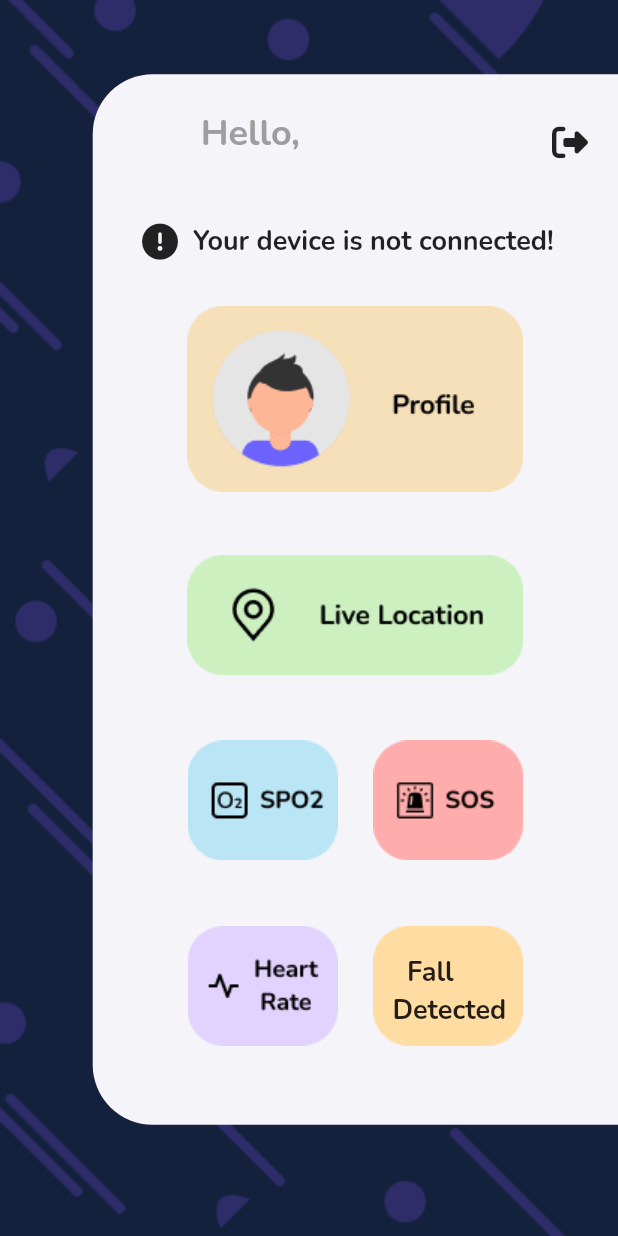
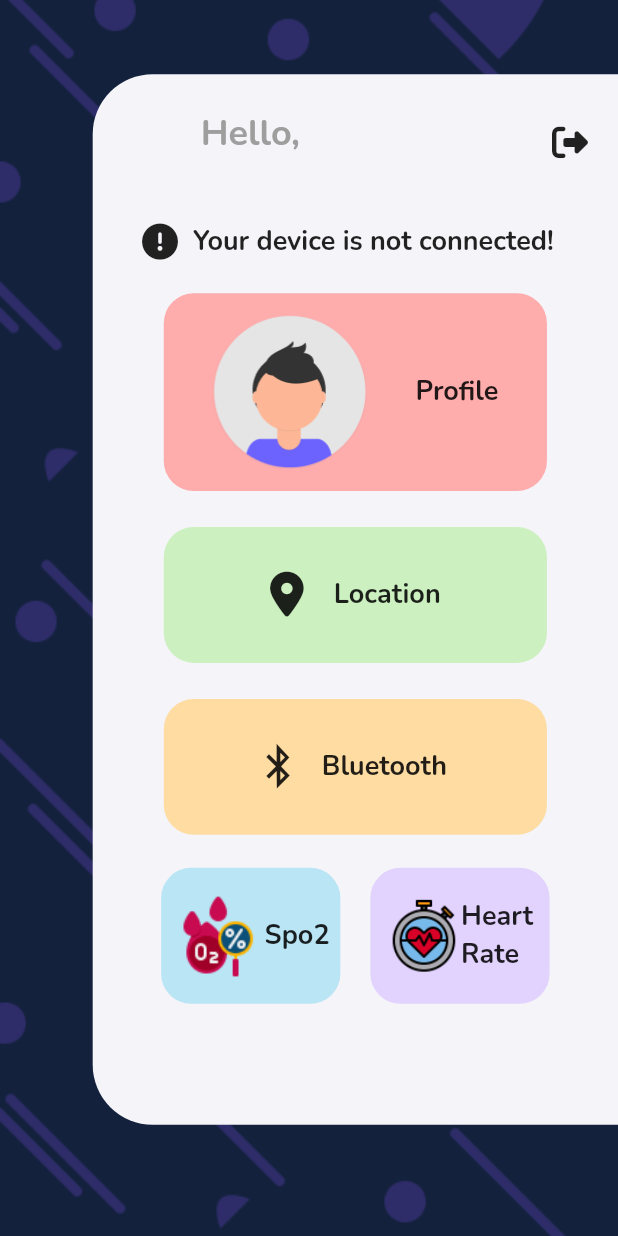
Before and after one commit to Baluds/Smart-watch, a Flutter app: the screen it shows once a user with an empty profile is signed in, on a phone screen of 412 x 824 dp. Run offline on Flutter 3.47's test engine with Material 2 defaults, Android fonts, the phone set to English and light mode, and no system bars; our stand-ins replace cloud_firestore, dropdown_button2, firebase_auth, firebase_core, flutter_bluetooth_serial, fluttertoast and 4 more; missing offline and left inert: flutter_background, geocode; accounts and stored records are empty.

Commit message:
Homepg: UI changes done

```diff
--- a/lib/ui/pages/home.dart
+++ b/lib/ui/pages/home.dart
@@ -120,33 +120,16 @@ class _HomepgState extends State<Homepg> {
                             const FaIcon(FontAwesomeIcons.circleExclamation),
                             Container(
                               margin: const EdgeInsets.all(10),
-                              child: Material(
-                                color: Colors.transparent,
-                                child: InkResponse(
-                                  highlightColor: const Color(0xffFFC76C),
-                                  onTap: () async {
-                                    await Navigator.push(
-                                      context,
-                                      MaterialPageRoute(
-                                        builder: (BuildContext context) =>
-                                            Devicepg(
-                                          userDocument: userDocument,
-                                        ),
-                                      ),
-                                    );
-                                  },
                               child: Consumer<Model>(
-                                    builder: (context, blueProvider, child) =>
-                                        Text(
+                                builder: (context, blueProvider, child) => Text(
                                   (blueProvider.connection != null &&
-                                              blueProvider.bluetoothEnabled ==
-                                                  true)
+                                          blueProvider.bluetoothEnabled == true)
                                       ? "${blueProvider.device!.name} is connected!"
                                       : "Your device is not connected!",
                                   style: GoogleFonts.nunito(
                                     textStyle: const TextStyle(
                                       fontSize: 18,
-                                              fontWeight: FontWeight.w700)),
+                                      fontWeight: FontWeight.w700,
                                     ),
                                   ),
                                 ),
@@ -155,10 +138,30 @@ class _HomepgState extends State<Homepg> {
                           ],
                         ),
                         Menu(
-                          width: MediaQuery.of(context).size.width * 0.6,
-                          height: MediaQuery.of(context).size.height * 0.2,
-                          imageName: "assets/images/Profile.png",
+                          width: MediaQuery.of(context).size.width * 0.62,
+                          height: MediaQuery.of(context).size.height * 0.16,
+                          menuColor: const Color(0xFFFFACAC),
                           multiple: 1,
+                          childWidget: Row(
+                            mainAxisAlignment: MainAxisAlignment.spaceEvenly,
+                            children: [
+                              Image.asset(
+                                'assets/images/profile_pic.png',
+                                width: MediaQuery.of(context).size.width * 0.25,
+                                height:
+                                    MediaQuery.of(context).size.height * 0.25,
+                              ),
+                              Text(
+                                'Profile',
+                                style: GoogleFonts.nunito(
+                                  textStyle: const TextStyle(
+                                    fontSize: 18,
+                                    fontWeight: FontWeight.w700,
+                                  ),
+                                ),
+                              ),
+                            ],
+                          ),
                           callback: () async {
                             Navigator.push(
                               context,
@@ -171,10 +174,31 @@ class _HomepgState extends State<Homepg> {
                           },
                         ),
                         Menu(
-                          width: MediaQuery.of(context).size.width * 0.6,
-                          height: MediaQuery.of(context).size.height * 0.15,
-                          imageName: "assets/images/location.png",
+                          width: MediaQuery.of(context).size.width * 0.62,
+                          height: MediaQuery.of(context).size.height * 0.11,
+                          menuColor: const Color(0xFFCCF0C0),
                           multiple: 1,
+                          childWidget: Row(
+                            mainAxisAlignment: MainAxisAlignment.center,
+                            children: [
+                              Container(
+                                margin: const EdgeInsets.only(right: 20),
+                                child: const FaIcon(
+                                  FontAwesomeIcons.locationDot,
+                                  size: 30,
+                                ),
+                              ),
+                              Text(
+                                'Location',
+                                style: GoogleFonts.nunito(
+                                  textStyle: const TextStyle(
+                                    fontSize: 18,
+                                    fontWeight: FontWeight.w700,
+                                  ),
+                                ),
+                              ),
+                            ],
+                          ),
                           callback: () {
                             Navigator.push(
                               context,
@@ -186,14 +210,72 @@ class _HomepgState extends State<Homepg> {
                             );
                           },
                         ),
+                        Menu(
+                          width: MediaQuery.of(context).size.width * 0.62,
+                          height: MediaQuery.of(context).size.height * 0.11,
+                          menuColor: const Color(0xFFFFDCA2),
+                          multiple: 1,
+                          childWidget: Row(
+                            mainAxisAlignment: MainAxisAlignment.center,
+                            children: [
+                              Container(
+                                margin: const EdgeInsets.only(right: 20),
+                                child: const FaIcon(
+                                  FontAwesomeIcons.bluetoothB,
+                                  size: 30,
+                                ),
+                              ),
+                              Text(
+                                'Bluetooth',
+                                style: GoogleFonts.nunito(
+                                  textStyle: const TextStyle(
+                                    fontSize: 18,
+                                    fontWeight: FontWeight.w700,
+                                  ),
+                                ),
+                              ),
+                            ],
+                          ),
+                          callback: () {
+                            Navigator.push(
+                              context,
+                              MaterialPageRoute(
+                                builder: (BuildContext context) => Devicepg(
+                                  userDocument: userDocument,
+                                ),
+                              ),
+                            );
+                          },
+                        ),
                         Row(
                           mainAxisAlignment: MainAxisAlignment.center,
                           children: [
                             Menu(
-                              width: MediaQuery.of(context).size.width * 0.3,
-                              height: MediaQuery.of(context).size.height * 0.15,
-                              imageName: "assets/images/SPO2.png",
+                              width: MediaQuery.of(context).size.width * 0.29,
+                              height: MediaQuery.of(context).size.height * 0.11,
+                              menuColor: const Color(0xFFBAE5F5),
                               multiple: 2,
+                              childWidget: Row(
+                                mainAxisAlignment: MainAxisAlignment.center,
+                                children: [
+                                  Image.asset(
+                                    'assets/images/spo21.png',
+                                    width: MediaQuery.of(context).size.width *
+                                        0.15,
+                                    height: MediaQuery.of(context).size.height *
+                                        0.5,
+                                  ),
+                                  Text(
+                                    'Spo2',
+                                    style: GoogleFonts.nunito(
+                                      textStyle: const TextStyle(
+                                        fontSize: 18,
+                                        fontWeight: FontWeight.w700,
+                                      ),
+                                    ),
+                                  ),
+                                ],
+                              ),
                               callback: () {
                                 Navigator.push(
                                     context,
@@ -205,23 +287,33 @@ class _HomepgState extends State<Homepg> {
                               },
                             ),
                             Menu(
-                              width: MediaQuery.of(context).size.width * 0.3,
-                              height: MediaQuery.of(context).size.height * 0.15,
-                              imageName: "assets/images/SOS.png",
+                                width: MediaQuery.of(context).size.width * 0.29,
+                                height:
+                                    MediaQuery.of(context).size.height * 0.11,
+                                menuColor: const Color(0xFFE2D3FE),
                                 multiple: 3,
-                              callback: () {},
+                                childWidget: Row(
+                                  mainAxisAlignment: MainAxisAlignment.center,
+                                  children: [
+                                    Image.asset(
+                                      'assets/images/heart.png',
+                                      width: MediaQuery.of(context).size.width *
+                                          0.12,
+                                      height:
+                                          MediaQuery.of(context).size.height *
+                                              0.12,
+                                    ),
+                                    Text(
+                                      'Heart\nRate',
+                                      style: GoogleFonts.nunito(
+                                        textStyle: const TextStyle(
+                                          fontSize: 18,
+                                          fontWeight: FontWeight.w700,
+                                        ),
+                                      ),
                                     ),
                                   ],
                                 ),
-                        Row(
-                          mainAxisAlignment: MainAxisAlignment.center,
-                          children: [
-                            Menu(
-                                width: MediaQuery.of(context).size.width * 0.3,
-                                height:
-                                    MediaQuery.of(context).size.height * 0.15,
-                                imageName: "assets/images/heart_rate.png",
-                                multiple: 2,
                                 callback: () {
                                   Navigator.push(
                                     context,
@@ -233,37 +325,6 @@ class _HomepgState extends State<Homepg> {
                                     ),
                                   );
                                 }),
-                            Stack(
-                              children: [
-                                Menu(
-                                  width:
-                                      MediaQuery.of(context).size.width * 0.3,
-                                  height:
-                                      MediaQuery.of(context).size.height * 0.15,
-                                  imageName: "assets/images/fall.png",
-                                  multiple: 3,
-                                  callback: () =>
-                                      fallDialog(context, userDocument),
-                                ),
-                                Positioned(
-                                  bottom:
-                                      MediaQuery.of(context).size.height * 0.04,
-                                  left:
-                                      MediaQuery.of(context).size.width * 0.06,
-                                  child: InkResponse(
-                                    onTap: () =>
-                                        fallDialog(context, userDocument),
-                                    child: Text(
-                                      '  Fall\nDetected',
-                                      style: GoogleFonts.nunito(
-                                        fontSize: 18,
-                                        fontWeight: FontWeight.w700,
-                                      ),
-                                    ),
-                                  ),
-                                )
-                              ],
-                            ),
                           ],
                         ),
                       ],
--- a/lib/widgets/menu.dart
+++ b/lib/widgets/menu.dart
@@ -4,23 +4,25 @@ class Menu extends StatelessWidget {
   const Menu({
     required this.width,
     required this.height,
-    required this.imageName,
     required this.multiple,
     required this.callback,
+    required this.menuColor,
+    required this.childWidget,
     Key? key,
   }) : super(key: key);
   final double width;
   final double height;
-  final String imageName;
   final int multiple;
   final Function callback;
+  final Color menuColor;
+  final Widget childWidget;
   check() {
     if (multiple == 1) {
-      return const EdgeInsets.symmetric(horizontal: 8);
+      return const EdgeInsets.symmetric(horizontal: 10, vertical: 12);
     } else if (multiple == 2) {
-      return const EdgeInsets.only(left: 8);
+      return const EdgeInsets.only(left: 8, right: 10, top: 10, bottom: 12);
     } else {
-      return const EdgeInsets.only(right: 8);
+      return const EdgeInsets.only(right: 8, left: 10, top: 10, bottom: 12);
     }
   }
 
@@ -29,15 +31,15 @@ class Menu extends StatelessWidget {
     return Stack(
       children: [
         Container(
-          margin: check(),
-          width: width,
-          height: height,
-          decoration: BoxDecoration(
-            image: DecorationImage(
-              image: AssetImage(imageName),
+            margin: check(),
+            width: width,
+            height: height,
+            decoration: BoxDecoration(
+              color: menuColor,
+              shape: BoxShape.rectangle,
+              borderRadius: const BorderRadius.all(Radius.circular(20)),
             ),
-          ),
-        ),
+            child: childWidget),
         Positioned.fill(
             child: Material(
           borderRadius: BorderRadius.circular(20),
```
Also changed, not shown: assets/images/Group 14.png (deleted), assets/images/Home1.png (deleted), assets/images/Profile.png (deleted), assets/images/SOS.png (deleted), assets/images/SPO2.png (deleted), assets/images/fall.png (deleted), assets/images/heart.png (added), assets/images/heart_rate.png (deleted), assets/images/location.png (deleted), assets/images/o2.png (deleted), assets/images/spo21.png (added). Lines whose indentation alone changed are shown as unchanged.
